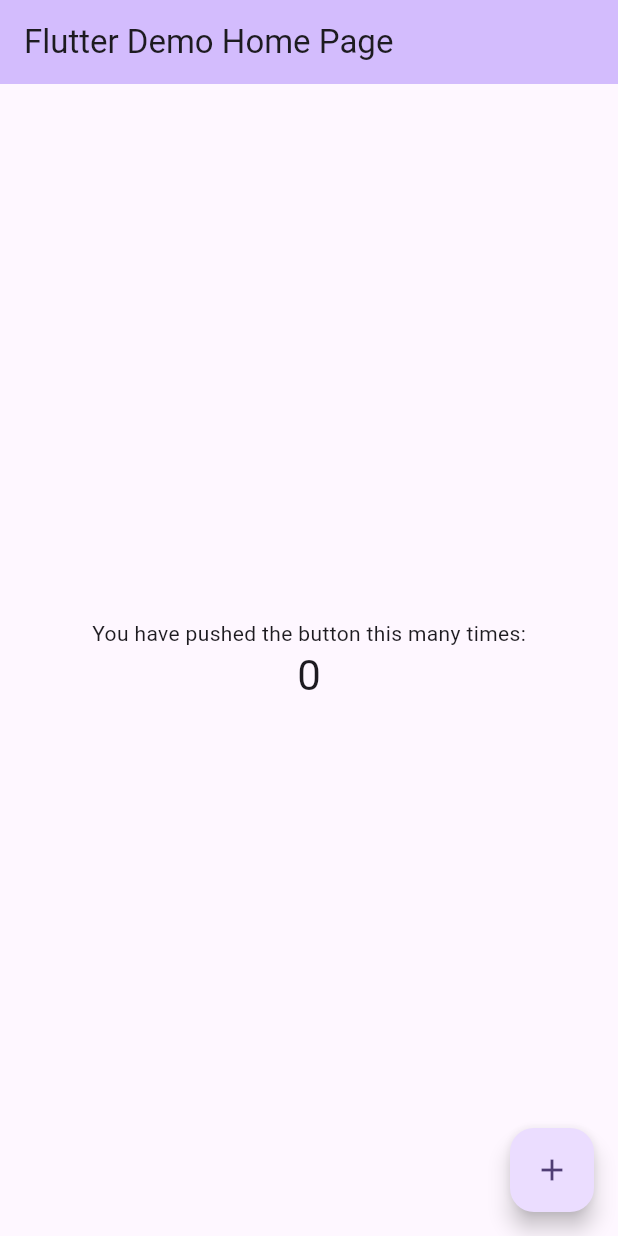
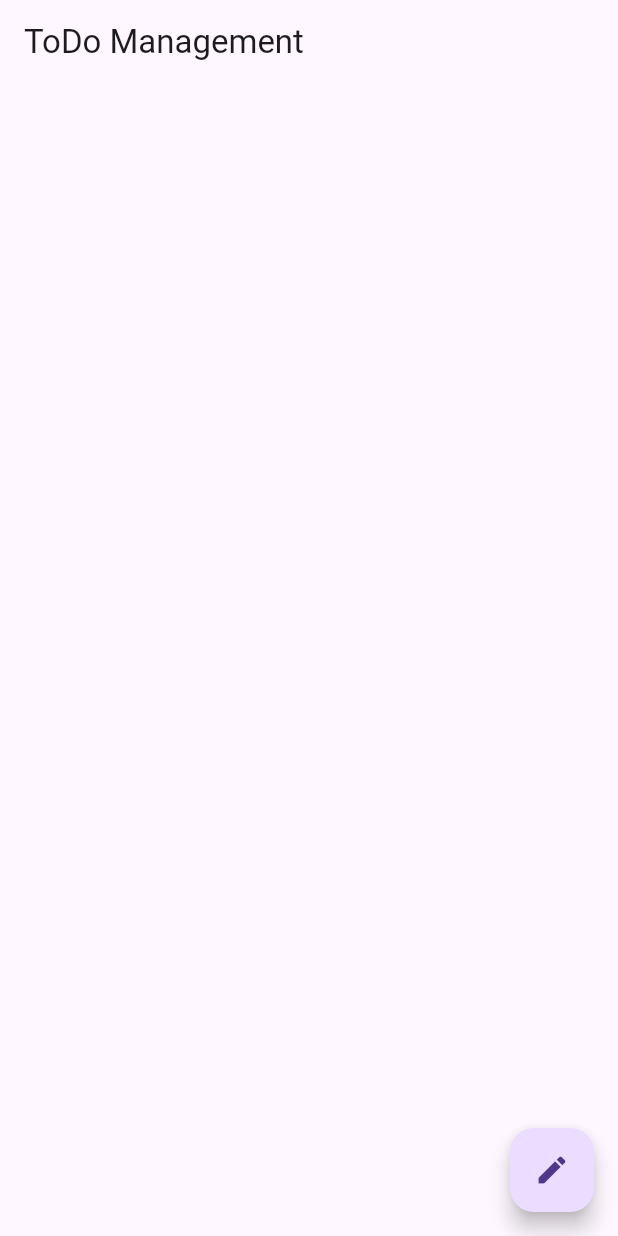
Before and after one commit to Hasan-AbouMinyar/tutorial_app, a Flutter app: the screen it shows after launch, on a phone screen of 412 x 824 dp. Run offline on Flutter 3.47's test engine with Material 3 defaults, Android fonts, the phone set to English and light mode, and no system bars.

Commit message:
todo page

```diff
--- a/lib/main.dart
+++ b/lib/main.dart
@@ -1,122 +1,69 @@
 import 'package:flutter/material.dart';
 
 void main() {
-  runApp(const MyApp());
+  runApp(TodoApp());
 }
 
-class MyApp extends StatelessWidget {
-  const MyApp({super.key});
+class TodoApp extends StatelessWidget {
+  const TodoApp({super.key});
 
-  // This widget is the root of your application.
   @override
   Widget build(BuildContext context) {
-    return MaterialApp(
-      title: 'Flutter Demo',
-      theme: ThemeData(
-        // This is the theme of your application.
-        //
-        // TRY THIS: Try running your application with "flutter run". You'll see
-        // the application has a purple toolbar. Then, without quitting the app,
-        // try changing the seedColor in the colorScheme below to Colors.green
-        // and then invoke "hot reload" (save your changes or press the "hot
-        // reload" button in a Flutter-supported IDE, or press "r" if you used
-        // the command line to start the app).
-        //
-        // Notice that the counter didn't reset back to zero; the application
-        // state is not lost during the reload. To reset the state, use hot
-        // restart instead.
-        //
-        // This works for code too, not just values: Most code changes can be
-        // tested with just a hot reload.
-        colorScheme: ColorScheme.fromSeed(seedColor: Colors.deepPurple),
-      ),
-      home: const MyHomePage(title: 'Flutter Demo Home Page'),
-    );
+    return MaterialApp(title: "task management", home: HomePage());
   }
 }
 
-class MyHomePage extends StatefulWidget {
-  const MyHomePage({super.key, required this.title});
-
-  // This widget is the home page of your application. It is stateful, meaning
-  // that it has a State object (defined below) that contains fields that affect
-  // how it looks.
-
-  // This class is the configuration for the state. It holds the values (in this
-  // case the title) provided by the parent (in this case the App widget) and
-  // used by the build method of the State. Fields in a Widget subclass are
-  // always marked "final".
-
-  final String title;
+class HomePage extends StatefulWidget {
+  const HomePage({super.key});
 
   @override
-  State<MyHomePage> createState() => _MyHomePageState();
+  State<HomePage> createState() => _HomePageState();
 }
 
-class _MyHomePageState extends State<MyHomePage> {
-  int _counter = 0;
+class _HomePageState extends State<HomePage> {
+  List<String> tasks = [];
 
-  void _incrementCounter() {
-    setState(() {
-      // This call to setState tells the Flutter framework that something has
-      // changed in this State, which causes it to rerun the build method below
-      // so that the display can reflect the updated values. If we changed
-      // _counter without calling setState(), then the build method would not be
-      // called again, and so nothing would appear to happen.
-      _counter++;
-    });
+  void _showAddTaskDialog() {
+    String newTask = "";
+
+    showDialog(
+      context: context,
+      builder: (context) {
+        return AlertDialog(
+          title: Text("Add new task"),
+          content: TextField(
+            onChanged: (value) {
+              newTask = value;
+            },
+            decoration: InputDecoration(hintText: "Enter task name"),
+          ),
+          actions: [
+            TextButton(
+              onPressed: () {
+                Navigator.of(context).pop();
+              },
+              child: Text("Cancel"),
+            ),
+          ],
+        );
+      },
+    );
   }
 
   @override
   Widget build(BuildContext context) {
-    // This method is rerun every time setState is called, for instance as done
-    // by the _incrementCounter method above.
-    //
-    // The Flutter framework has been optimized to make rerunning build methods
-    // fast, so that you can just rebuild anything that needs updating rather
-    // than having to individually change instances of widgets.
     return Scaffold(
-      appBar: AppBar(
-        // TRY THIS: Try changing the color here to a specific color (to
-        // Colors.amber, perhaps?) and trigger a hot reload to see the AppBar
-        // change color while the other colors stay the same.
-        backgroundColor: Theme.of(context).colorScheme.inversePrimary,
-        // Here we take the value from the MyHomePage object that was created by
-        // the App.build method, and use it to set our appbar title.
-        title: Text(widget.title),
-      ),
-      body: Center(
-        // Center is a layout widget. It takes a single child and positions it
-        // in the middle of the parent.
-        child: Column(
-          // Column is also a layout widget. It takes a list of children and
-          // arranges them vertically. By default, it sizes itself to fit its
-          // children horizontally, and tries to be as tall as its parent.
-          //
-          // Column has various properties to control how it sizes itself and
-          // how it positions its children. Here we use mainAxisAlignment to
-          // center the children vertically; the main axis here is the vertical
-          // axis because Columns are vertical (the cross axis would be
-          // horizontal).
-          //
-          // TRY THIS: Invoke "debug painting" (choose the "Toggle Debug Paint"
-          // action in the IDE, or press "p" in the console), to see the
-          // wireframe for each widget.
-          mainAxisAlignment: MainAxisAlignment.center,
-          children: <Widget>[
-            const Text('You have pushed the button this many times:'),
-            Text(
-              '$_counter',
-              style: Theme.of(context).textTheme.headlineMedium,
-            ),
-          ],
-        ),
+      appBar: AppBar(title: Text("ToDo Management")),
+      body: ListView.builder(
+        itemCount: tasks.length,
+        itemBuilder: (context, index) {
+          return ListTile(title: Text(tasks[index]));
+        },
       ),
       floatingActionButton: FloatingActionButton(
-        onPressed: _incrementCounter,
-        tooltip: 'Increment',
-        child: const Icon(Icons.add),
-      ), // This trailing comma makes auto-formatting nicer for build methods.
+        onPressed: _showAddTaskDialog,
+        child: Icon(Icons.create),
+      ),
     );
   }
 }
```
